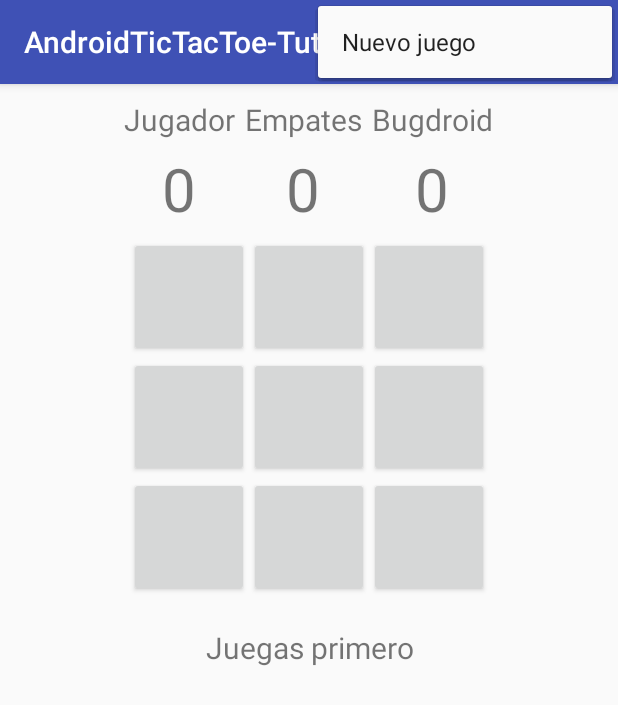
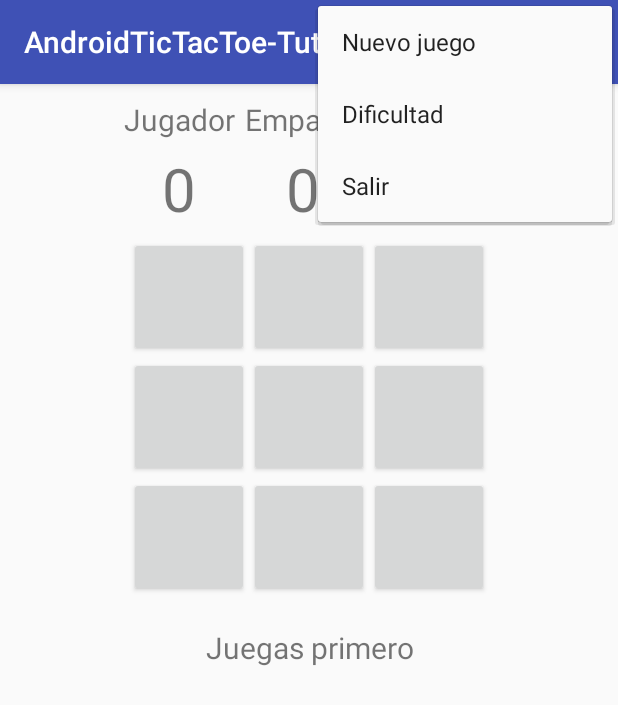
Before and after one commit to kaleemsagard/cursoappsmovilesunal, an Android app: the screen it shows after launch (AndroidTicTacToeActivity), with the options menu open, on a phone screen of 412 x 824 dp. Shown: the top 705 px of the screen. Run offline under Robolectric (Android 15) with nearby library versions, the phone set to English and light mode, and no system bars.

Commit message:
-Reto 4: Se avanza en la creación de los menús

```diff
--- /dev/null
+++ b/Reto 4/AndroidTicTacToe-Tutorial2/app/src/main/res/menu/options_menu.xml
@@ -0,0 +1,12 @@
+<?xml version="1.0" encoding="utf-8"?>
+<menu xmlns:android="http://schemas.android.com/apk/res/android">
+    <item android:id="@+id/new_game"
+        android:title="Nuevo juego" />
+        <!--android:icon="@drawable/new_game" /-->
+    <item android:id="@+id/ai_difficulty"
+        android:title="Dificultad" />
+    <!--android:icon="@drawable/difficulty_level"  /-->
+    <item android:id="@+id/quit"
+        android:title="Salir" />
+    <!--android:icon="@drawable/quit_game" /-->
+</menu>
--- a/Reto 4/AndroidTicTacToe-Tutorial2/app/src/main/res/values/strings.xml
+++ b/Reto 4/AndroidTicTacToe-Tutorial2/app/src/main/res/values/strings.xml
@@ -21,5 +21,12 @@
     <string name="nombre_humano">Jugador</string>
     <string name="nombre_computador">Bugdroid</string>
     <string name="empate">Empates</string>
+    <string name="difficulty_choose">Dificultad</string>
+    <string name="difficulty_easy">Fácil</string>
+    <string name="difficulty_harder">Difícil</string>
+    <string name="difficulty_expert">Nivel Dios</string>
+    <string name="quit_question">¿Desea abadonar la diversión?</string>
+    <string name="yes">Sí...</string>
+    <string name="no">¡Ni loco!</string>
 
 </resources>
```
Also changed, not shown: Reto 4/AndroidTicTacToe-Tutorial2/app/src/main/java/ceortegal/unal/edu/co/androidtictactoe_tutorial2/AndroidTicTacToeActivity.java (+86 -3 lines), Reto 4/AndroidTicTacToe-Tutorial2/app/src/main/java/ceortegal/unal/edu/co/androidtictactoe_tutorial2/TicTacToeGame.java (+97 -34 lines).
